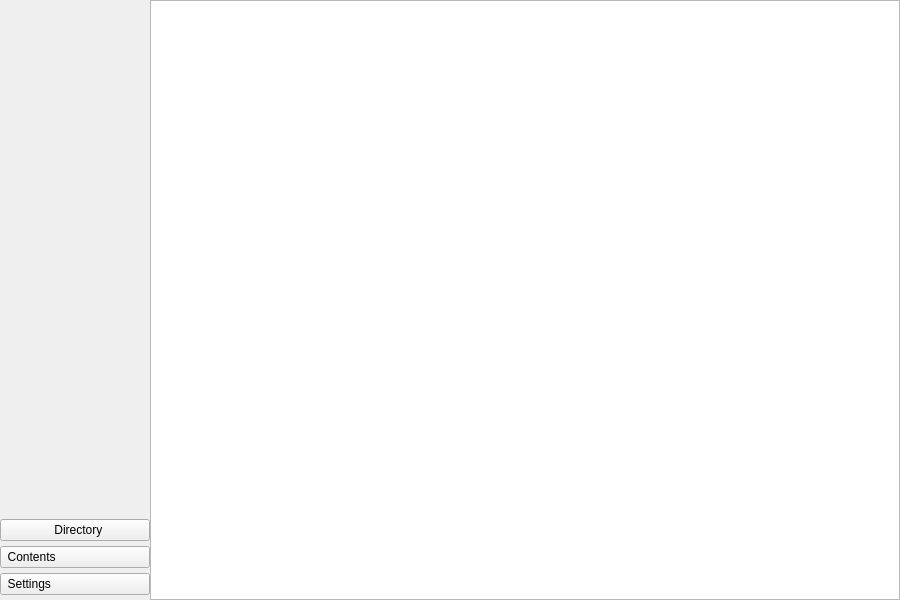
Old version of the form main.ui in the repository Rivridis/Ebook-Reader.
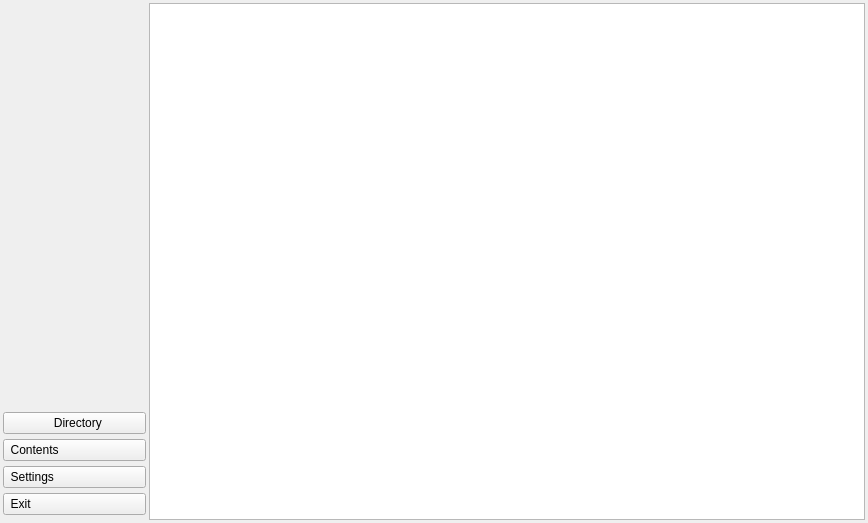
New version of the form. Icons and pictures are not drawn.

Commit message: exit button

What changed in the file:
```diff
--- a/main.ui
+++ b/main.ui
@@ -6,12 +6,12 @@
    <rect>
     <x>0</x>
     <y>0</y>
-    <width>900</width>
-    <height>600</height>
+    <width>868</width>
+    <height>523</height>
    </rect>
   </property>
   <property name="sizePolicy">
-   <sizepolicy hsizetype="Fixed" vsizetype="Fixed">
+   <sizepolicy hsizetype="Maximum" vsizetype="Maximum">
     <horstretch>0</horstretch>
     <verstretch>0</verstretch>
    </sizepolicy>
@@ -24,7 +24,7 @@
   </property>
   <widget class="QWidget" name="centralwidget">
    <property name="sizePolicy">
-    <sizepolicy hsizetype="Fixed" vsizetype="Fixed">
+    <sizepolicy hsizetype="Maximum" vsizetype="Maximum">
      <horstretch>0</horstretch>
      <verstretch>0</verstretch>
     </sizepolicy>
@@ -32,21 +32,21 @@
    <property name="styleSheet">
     <string notr="true"/>
    </property>
-   <layout class="QGridLayout" name="gridLayout_2" columnstretch="1,5">
+   <layout class="QGridLayout" name="gridLayout" columnstretch="1,5">
     <property name="leftMargin">
-     <number>0</number>
+     <number>3</number>
     </property>
     <property name="topMargin">
-     <number>0</number>
+     <number>3</number>
     </property>
     <property name="rightMargin">
-     <number>0</number>
+     <number>3</number>
     </property>
     <property name="bottomMargin">
-     <number>0</number>
+     <number>3</number>
     </property>
     <property name="spacing">
-     <number>0</number>
+     <number>3</number>
     </property>
     <item row="0" column="0">
      <layout class="QVBoxLayout" name="verticalLayout">
@@ -157,6 +157,27 @@
             </property>
            </widget>
           </item>
+          <item>
+           <widget class="QPushButton" name="exit">
+            <property name="styleSheet">
+             <string notr="true">font: 12pt &quot;Segoe UI&quot;;
+text-align: left;</string>
+            </property>
+            <property name="text">
+             <string>  Exit</string>
+            </property>
+            <property name="icon">
+             <iconset>
+              <normaloff>assets/logout_white_24dp.svg</normaloff>assets/logout_white_24dp.svg</iconset>
+            </property>
+            <property name="iconSize">
+             <size>
+              <width>24</width>
+              <height>24</height>
+             </size>
+            </property>
+           </widget>
+          </item>
          </layout>
         </widget>
         <widget class="QWidget" name="page_2"/>
```
The commit also changes 3 other files.
